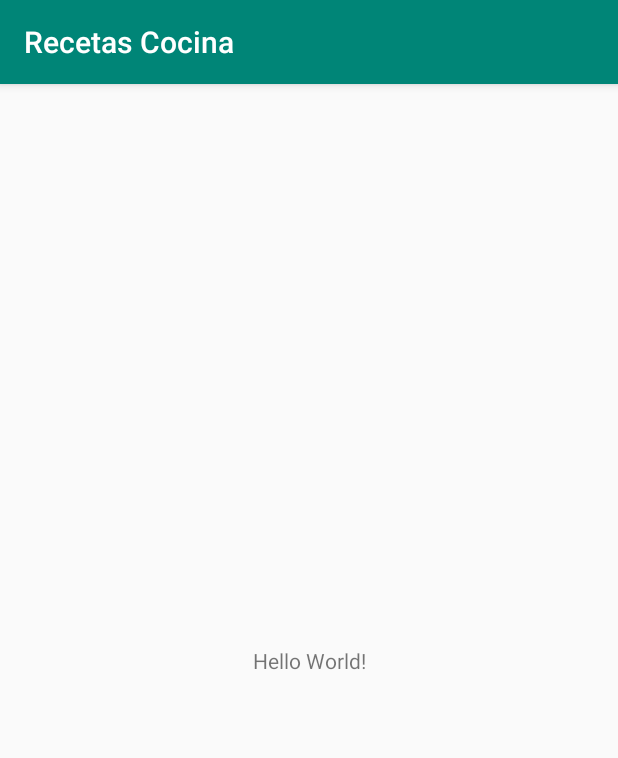
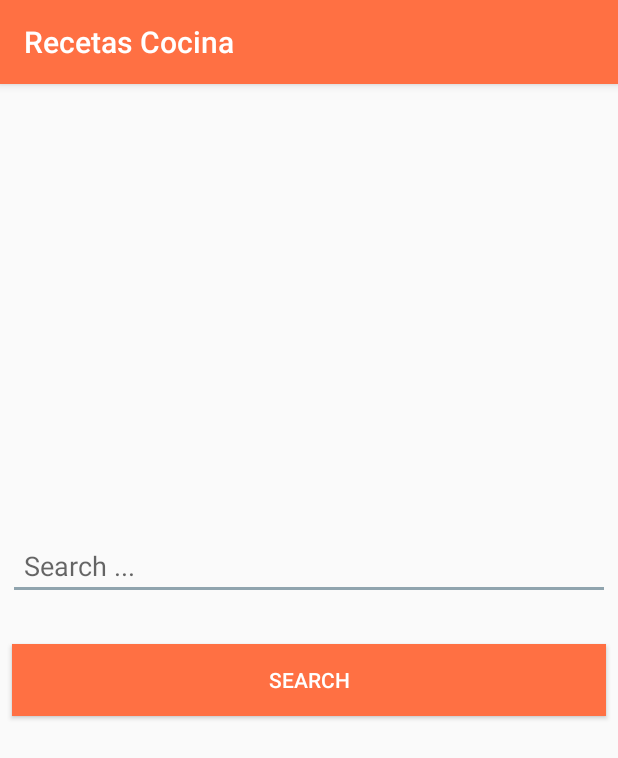
Before and after one commit to Juanma97/KitchenApp, an Android app: the screen it shows after launch (MainActivity), on a phone screen of 412 x 824 dp. Shown: the top 758 px of the screen. Run offline under Robolectric (Android 15) with nearby library versions, the phone set to English and light mode, and no system bars.

Commit message:
Added MainActivity and ResultsActivity

```diff
--- a/app/build.gradle
+++ b/app/build.gradle
@@ -25,4 +25,5 @@ dependencies {
     testImplementation 'junit:junit:4.12'
     androidTestImplementation 'com.android.support.test:runner:1.0.2'
     androidTestImplementation 'com.android.support.test.espresso:espresso-core:3.0.2'
+    implementation 'com.android.support:recyclerview-v7:28.0.0'
 }
--- a/app/src/main/java/kitchenapp/juanmaperez/com/recetascocina/MainActivity.java
+++ b/app/src/main/java/kitchenapp/juanmaperez/com/recetascocina/MainActivity.java
@@ -1,13 +1,39 @@
 package kitchenapp.juanmaperez.com.recetascocina;
 
+import android.content.Intent;
 import android.support.v7.app.AppCompatActivity;
 import android.os.Bundle;
+import android.text.Editable;
+import android.text.TextWatcher;
+import android.view.View;
+import android.widget.Button;
+import android.widget.EditText;
+import android.widget.TextView;
 
 public class MainActivity extends AppCompatActivity {
+
+    EditText editTextSearch;
+    Button buttonSearch;
 
     @Override
     protected void onCreate(Bundle savedInstanceState) {
         super.onCreate(savedInstanceState);
         setContentView(R.layout.activity_main);
+
+        initializeComponents();
+
+        buttonSearch.setOnClickListener(new View.OnClickListener() {
+            @Override
+            public void onClick(View view) {
+                Intent intent = new Intent(MainActivity.this, ResultsActivity.class);
+                intent.putExtra("TEXT_SEARCH", editTextSearch.getText().toString());
+                startActivity(intent);
+            }
+        });
+    }
+
+    private void initializeComponents() {
+        editTextSearch = findViewById(R.id.textViewSearch);
+        buttonSearch = findViewById(R.id.buttonSearch);
     }
 }
--- a/app/src/main/res/layout/activity_main.xml
+++ b/app/src/main/res/layout/activity_main.xml
@@ -1,19 +1,44 @@
 <?xml version="1.0" encoding="utf-8"?>
-<android.support.constraint.ConstraintLayout
-    xmlns:android="http://schemas.android.com/apk/res/android"
+<android.support.constraint.ConstraintLayout xmlns:android="http://schemas.android.com/apk/res/android"
+    xmlns:app="http://schemas.android.com/apk/res-auto"
     xmlns:tools="http://schemas.android.com/tools"
-    xmlns:app="http://schemas.android.com/apk/res-auto"
     android:layout_width="match_parent"
     android:layout_height="match_parent"
     tools:context=".MainActivity">
 
-    <TextView
-        android:layout_width="wrap_content"
+
+    <EditText
+        android:id="@+id/textViewSearch"
+        android:layout_width="match_parent"
         android:layout_height="wrap_content"
-        android:text="Hello World!"
+        android:layout_margin="8px"
+        android:layout_marginStart="16dp"
+        android:layout_marginTop="8dp"
+        android:layout_marginEnd="16dp"
+        android:layout_marginBottom="8dp"
+        android:hint="@string/searchHint"
+        android:padding="16px"
         app:layout_constraintBottom_toBottomOf="parent"
-        app:layout_constraintLeft_toLeftOf="parent"
-        app:layout_constraintRight_toRightOf="parent"
-        app:layout_constraintTop_toTopOf="parent" />
+        app:layout_constraintEnd_toEndOf="parent"
+        app:layout_constraintHorizontal_bias="0.0"
+        app:layout_constraintStart_toStartOf="parent"
+        app:layout_constraintTop_toTopOf="parent"
+        app:layout_constraintVertical_bias="0.411" />
+
+    <Button
+        android:id="@+id/buttonSearch"
+        android:layout_width="match_parent"
+        android:layout_height="wrap_content"
+        android:layout_marginStart="8dp"
+        android:layout_marginEnd="8dp"
+        android:layout_marginBottom="8dp"
+        android:background="@color/colorPrimary"
+        android:text="Search"
+        android:textColor="@android:color/background_light"
+        app:layout_constraintBottom_toBottomOf="parent"
+        app:layout_constraintEnd_toEndOf="parent"
+        app:layout_constraintStart_toStartOf="parent"
+        app:layout_constraintTop_toBottomOf="@+id/textViewSearch"
+        app:layout_constraintVertical_bias="0.07999998" />
 
 </android.support.constraint.ConstraintLayout>
--- a/app/src/main/res/mipmap-anydpi-v26/ic_launcher.xml
+++ b/app/src/main/res/mipmap-anydpi-v26/ic_launcher.xml
@@ -1,5 +1,5 @@
 <?xml version="1.0" encoding="utf-8"?>
 <adaptive-icon xmlns:android="http://schemas.android.com/apk/res/android">
-    <background android:drawable="@drawable/ic_launcher_background"/>
-    <foreground android:drawable="@drawable/ic_launcher_foreground"/>
+    <background android:drawable="@drawable/ic_launcher_background" />
+    <foreground android:drawable="@drawable/ic_launcher_foreground" />
 </adaptive-icon>
--- a/app/src/main/res/mipmap-anydpi-v26/ic_launcher_round.xml
+++ b/app/src/main/res/mipmap-anydpi-v26/ic_launcher_round.xml
@@ -1,5 +1,5 @@
 <?xml version="1.0" encoding="utf-8"?>
 <adaptive-icon xmlns:android="http://schemas.android.com/apk/res/android">
-    <background android:drawable="@drawable/ic_launcher_background"/>
-    <foreground android:drawable="@drawable/ic_launcher_foreground"/>
+    <background android:drawable="@drawable/ic_launcher_background" />
+    <foreground android:drawable="@drawable/ic_launcher_foreground" />
 </adaptive-icon>
--- a/app/src/main/res/values/colors.xml
+++ b/app/src/main/res/values/colors.xml
@@ -1,6 +1,6 @@
 <?xml version="1.0" encoding="utf-8"?>
 <resources>
-    <color name="colorPrimary">#008577</color>
-    <color name="colorPrimaryDark">#00574B</color>
-    <color name="colorAccent">#D81B60</color>
+    <color name="colorPrimary">#ff7043</color>
+    <color name="colorPrimaryDark">#c63f17</color>
+    <color name="colorAccent">#90a4ae</color>
 </resources>
--- a/app/src/main/res/values/strings.xml
+++ b/app/src/main/res/values/strings.xml
@@ -1,3 +1,4 @@
 <resources>
     <string name="app_name">Recetas Cocina</string>
+    <string name="searchHint">Search ...</string>
 </resources>
--- a/gradle.properties
+++ b/gradle.properties
@@ -1,16 +1,12 @@
 # Project-wide Gradle settings.
-
 # IDE (e.g. Android Studio) users:
 # Gradle settings configured through the IDE *will override*
 # any settings specified in this file.
-
 # For more details on how to configure your build environment visit
 # http://www.gradle.org/docs/current/userguide/build_environment.html
-
 # Specifies the JVM arguments used for the daemon process.
 # The setting is particularly useful for tweaking memory settings.
 org.gradle.jvmargs=-Xmx1536m
-
 # When configured, Gradle will run in incubating parallel mode.
 # This option should only be used with decoupled projects. More details, visit
 # http://www.gradle.org/docs/current/userguide/multi_project_builds.html#sec:decoupled_projects
```
Also changed, not shown: app/src/main/AndroidManifest.xml (+4 -3 lines), app/src/main/java/kitchenapp/juanmaperez/com/recetascocina/ResultsActivity.java (added, +30 -0 lines), app/src/main/res/drawable-v24/ic_launcher_foreground.xml (+6 -6 lines), app/src/main/res/drawable/ic_launcher_background.xml (+166 -70 lines), app/src/main/res/layout/activity_results.xml (added, +38 -0 lines).
